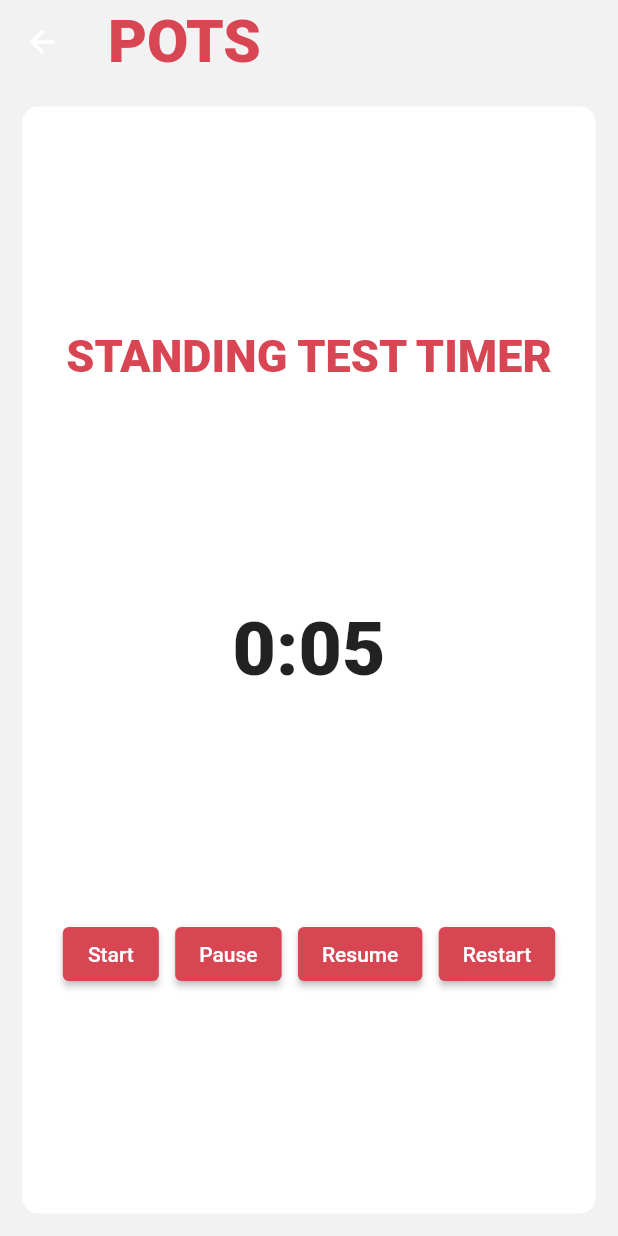
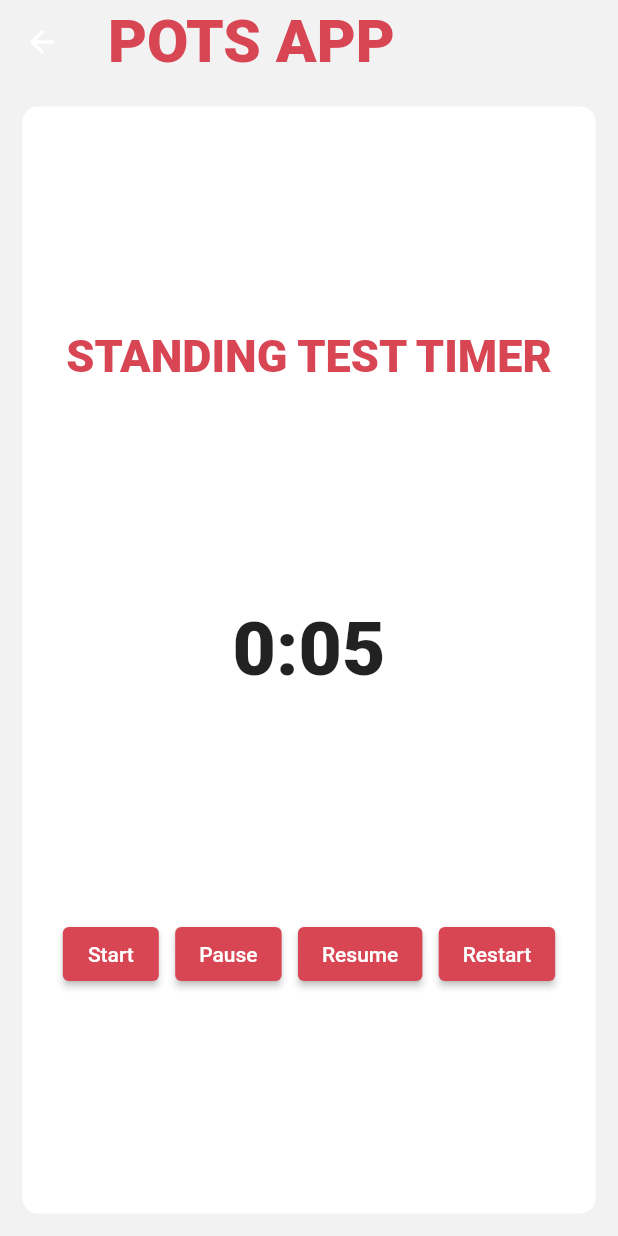
Before and after one commit to felexkuria/POTS_FelexEdit, a Flutter app: the screen it shows after launch, after a tap on "STAND TEST", on a phone screen of 412 x 824 dp. Run offline on Flutter 3.47's test engine with Material 2 defaults, Android fonts, the phone set to English and light mode, and no system bars; drawn by our look-alikes of timer_count_down.

Commit message:
Passing info pt.1

```diff
--- a/lib/Screens/input_page.dart
+++ b/lib/Screens/input_page.dart
@@ -1,10 +1,12 @@
 import 'package:flutter/cupertino.dart';
-
+import 'package:pots_new/Screens/stand_test.dart';
 import '../../constants.dart';
 import 'package:flutter/material.dart';
 import '../Widgets/card.dart';
 
 class Input extends StatefulWidget {
+  const Input({ Key? key }) : super(key: key);
+
   @override
   _InputState createState() => _InputState();
 }
@@ -137,7 +139,11 @@ class _InputState extends State<Input> {
                   ],
                 ),
                 onTap: () {
-                  Navigator.pushNamed(context, '/standTest');
+                  Navigator.push(context,
+                    MaterialPageRoute(
+                      builder: (context) => StandingTestPage(age: age_val, suppineHr: supine_HR)
+                    )
+                  );
                 }
               )
             ),
--- a/lib/Screens/stand_test.dart
+++ b/lib/Screens/stand_test.dart
@@ -4,19 +4,23 @@ import 'package:timer_count_down/timer_controller.dart';
 import '../../constants.dart';
 import '../Widgets/card.dart';
 import 'package:timer_count_down/timer_count_down.dart';
+import '../brains.dart';
+import 'input_page.dart';
+import 'workout_page.dart';
 
-class InputPageTwo extends StatefulWidget {
-  const InputPageTwo({Key? key}) : super(key: key);
+class StandingTestPage extends StatefulWidget {
+  final double age;
+  final double suppineHr;
+  StandingTestPage({required this.age, required this.suppineHr});
 
   @override
-  _InputPageTwoState createState() => _InputPageTwoState();
+  _StandingTestPageState createState() => _StandingTestPageState();
 }
 
-class _InputPageTwoState extends State<InputPageTwo> {
+class _StandingTestPageState extends State<StandingTestPage> {
   final CountdownController _controller = new CountdownController();
-  double age_val = 50;
   double restingRateval = 130;
-  double maxHeartRate = 130;
+  int maxHeartRate = 130;
   int minutes = 0;
   int seconds = 0;
   int standingTestFlex = 8;
@@ -29,7 +33,7 @@ class _InputPageTwoState extends State<InputPageTwo> {
       appBar: AppBar(
           // centerTitle: false,
           elevation: 0,
-          title: Text('POTS',
+          title: Text('POTS APP',
               style: TextStyle(
                   color: kTitleColor,
                   fontWeight: FontWeight.w900,
@@ -156,80 +160,7 @@ class _InputPageTwoState extends State<InputPageTwo> {
             ),
           ),
 
-          // Expanded(
-          //   flex: 2,
-          //   child: ReusableCard(
-          //     boxStyle: generalStyle,
-          //     cardChild: Column(
-          //         mainAxisAlignment: MainAxisAlignment.spaceEvenly,
-          //         children: <Widget>[
-          //           Text('MAX HR', style: kCardTitleStyle),
-          //           Text("Do You know your max HR?"),
-          //           Row(
-          //               mainAxisAlignment: MainAxisAlignment.spaceEvenly,
-          //               children: <Widget>[
-          //                 ElevatedButton(
-          //                   style:
-          //                       ElevatedButton.styleFrom(primary: kTitleColor),
-          //                   child: Text("YES"),
-          //                   onPressed: () {},
-          //                 ),
-          //                 ElevatedButton(
-          //                     style: ElevatedButton.styleFrom(
-          //                         primary: kTitleColor),
-          //                     child: Text("NO"),
-          //                     onPressed: () {})
-          //               ]),
-          //           Row(
-          //             mainAxisAlignment: MainAxisAlignment.center,
-          //             children: [
-          //               Text(maxHeartRate.toInt().toString(), style: kValStyle),
-          //               Text('b/m')
-          //             ],
-          //           ),
-          //           AbsorbPointer(
-          //             absorbing: absordMaxHR,
-          //             child: Slider(
-          //               value: maxHeartRate,
-          //               min: 0,
-          //               max: 250,
-          //               divisions: 250,
-          //               onChanged: (double value) {
-          //                 setState(() {
-          //                   maxHeartRate = value;
-          //                 });
-          //               },
-          //               activeColor: kTitleColor,
-          //             ),
-          //           ),
-          //         ]),
-          //   ),
-          // ),
-          // Expanded(
-          //   child: Container(
-          //     width: double.infinity,
-          //     color: kTitleColor,
-          //     child: Column(
-          //       mainAxisAlignment: MainAxisAlignment.center,
-          //       children: [
-          //         GestureDetector(
-          //           child: Text(
-          //             "LETS GET STARTED!",
-          //             textAlign: TextAlign.center,
-          //             style: TextStyle(
-          //               color: kBackground,
-          //               fontWeight: FontWeight.w900,
-          //               fontSize: 25
-          //             ),
-          //           ),
-          //           onTap: (){
-          //             Navigator.pushNamed(context, '/inputPage2');
-          //           },
-          //         ),
-          //       ],
-          //     )
-          //   ),
-          // )
+          //Generate Workout Button
           Visibility(
             visible: generateWorkoutIsVisible,
             child: Expanded(
@@ -246,11 +177,16 @@ class _InputPageTwoState extends State<InputPageTwo> {
                               style: TextStyle(
                                   color: Colors.white,
                                   fontWeight: FontWeight.w900,
-                                  fontSize: 20)),
+                                  fontSize: 20
+                                )
+                              ),
                         ],
                       ),
                       onTap: () {
-                        Navigator.pushNamed(context, '/schedulePage');
+                        Navigator.push(
+                            context,
+                            MaterialPageRoute(
+                                builder: (context) => SchedulePage()));
                       })),
             ),
           ),
--- a/lib/main.dart
+++ b/lib/main.dart
@@ -8,6 +8,7 @@ import 'Screens/workout_page.dart';
 void main() {
   runApp(MyApp());
 }
+Input something = new Input();
 
 class MyApp extends StatelessWidget {
   @override
@@ -21,12 +22,12 @@ class MyApp extends StatelessWidget {
         scaffoldBackgroundColor: kBackground,
       ),
 
-      initialRoute: '/input',
-      routes:{
-        '/input': (context) => Input(),
-        '/standTest': (context) => InputPageTwo(),
-        '/schedulePage': (context) => SchedulePage()
-      }
+      home: Input(),
+      // routes:{
+      //   '/input': (context) => Input(),
+      //   '/standTest': (context) => StandingTestPage(age: something.age_val, suppineHr: something.suppine),
+      //   '/schedulePage': (context) => SchedulePage()
+      // }
     );
   }
 }
```
Also changed, not shown: lib/Screens/workout_page.dart (+20 -1 lines), lib/brains.dart (+3 -4 lines).
